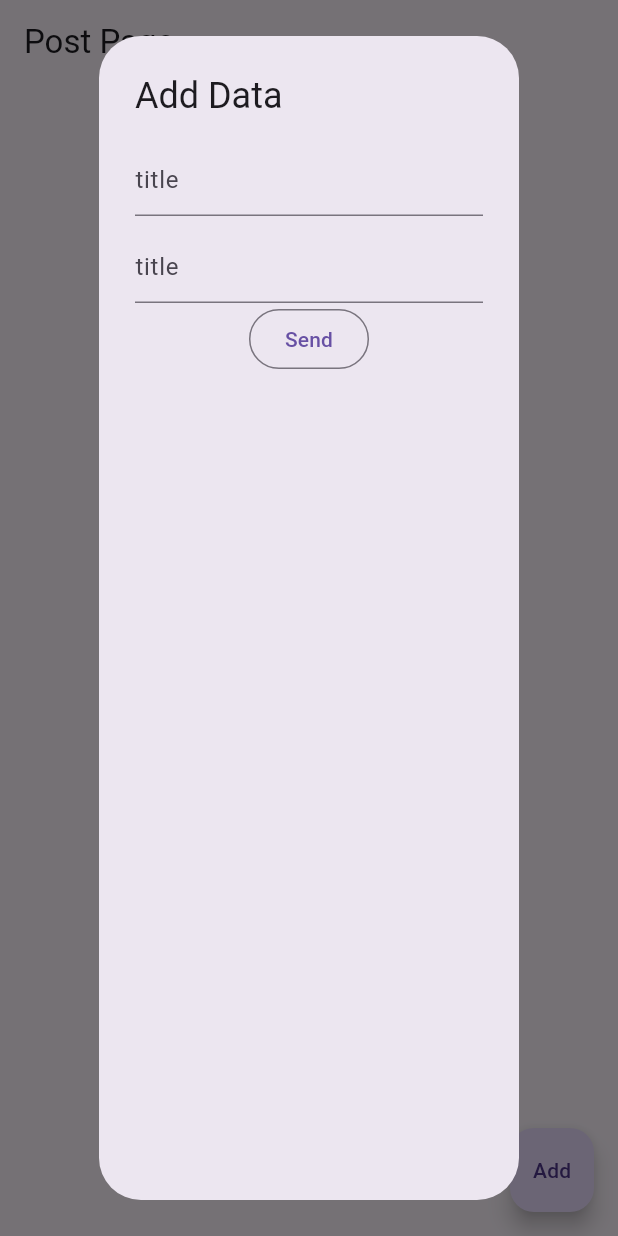
After one commit to nazmullhossain/simple_task, a Flutter app: the PostPages screen opened directly, after a tap on "Add", on a phone screen of 412 x 824 dp. The commit adds this screen. Run offline on Flutter 3.47's test engine with Material 3 defaults, Android fonts, the phone set to English and light mode, and no system bars; our stand-ins replace equatable, flutter_bloc, hydrated_bloc; network calls fail.

Commit message:
added post data in bloc pattern

```diff
--- /dev/null
+++ b/lib/bloc/post_bloc/post_bloc.dart
@@ -0,0 +1,35 @@
+import 'dart:convert';
+import 'package:flutter_bloc/flutter_bloc.dart';
+
+import 'package:meta/meta.dart';
+import 'package:http/http.dart' as http;
+import 'package:selectbutton/model/post_model.dart';
+import 'package:selectbutton/repo/post_repo.dart';
+
+part 'post_event.dart';
+part 'post_state.dart';
+
+class PostBloc extends Bloc<PostEvent, PostState> {
+  PostBloc() : super(PostInitial()) {
+    on<InitialEvent>(initialEvent);
+    on<AddPostEvent>(addPostEvent);
+
+  }
+
+  initialEvent(InitialEvent event, Emitter<PostState> emit) async {
+    emit(Loading());
+    List<PostModel> posts = await PostRepo().fetchData();
+    emit(PostFetchSucessState(postModel: posts));
+  }
+
+  addPostEvent(AddPostEvent event, Emitter<PostState> emit) async {
+  String name,body;
+    bool sucess = await PostRepo().addData(event.name,event.body);
+    print(sucess);
+    if (sucess) {
+      emit(PostsAddtionalScuessState());
+    } else {
+      emit(PostsAddtionalErrorState());
+    }
+  }
+}
--- /dev/null
+++ b/lib/bloc/post_bloc/post_event.dart
@@ -0,0 +1,13 @@
+part of 'post_bloc.dart';
+
+@immutable
+sealed class PostEvent {}
+
+
+class InitialEvent extends PostEvent{}
+
+class AddPostEvent extends PostEvent{
+  String name,body;
+  AddPostEvent({required this.body,required this.name});
+
+}
--- /dev/null
+++ b/lib/bloc/post_bloc/post_state.dart
@@ -0,0 +1,18 @@
+part of 'post_bloc.dart';
+
+@immutable
+sealed class PostState {}
+
+final class PostInitial extends PostState {}
+
+
+final class PostFetchSucessState extends PostState{
+
+  PostFetchSucessState({required this.postModel});
+  final List<PostModel>postModel;
+}
+class Loading extends PostState{}
+
+
+final class PostsAddtionalScuessState extends PostInitial{}
+final class PostsAddtionalErrorState extends PostInitial{}
--- /dev/null
+++ b/lib/data/todo_data.dart
@@ -0,0 +1,36 @@
+class TodoData {
+  final String? title;
+  final String? subtitle;
+  bool isDone=false;
+
+  TodoData({this.title, this.subtitle,required this.isDone});
+  TodoData copyWith({String? title, String? subtitle, bool? isDone}) {
+    return TodoData(
+      title: title ?? this.title,
+      subtitle: subtitle ?? this.subtitle,
+      isDone: isDone ?? this.isDone,
+    );
+  }
+
+  Map<String, dynamic> toJson() {
+    return {"title": title, "subtitle": subtitle, "isDone": isDone};
+  }
+
+  @override
+  String toString() {
+    return '''TodoData:{
+      title:$title\n
+      subtitle: $subtitle\n
+      isDone:$isDone\n
+
+
+  }''';
+  }
+
+  factory TodoData.fromJson(Map<String, dynamic> json) {
+    return TodoData(
+        title: json["title"],
+        subtitle: json["subtitle"],
+        isDone: json["isDone"]);
+  }
+}
--- /dev/null
+++ b/lib/model/post_model.dart
@@ -0,0 +1,24 @@
+class PostModel {
+  int? userId;
+  int? id;
+  String? title;
+  String? body;
+
+  PostModel({this.userId, this.id, this.title, this.body});
+
+  PostModel.fromJson(Map<String, dynamic> json) {
+    userId = json['userId'];
+    id = json['id'];
+    title = json['title'];
+    body = json['body'];
+  }
+
+  Map<String, dynamic> toJson() {
+    final Map<String, dynamic> data = new Map<String, dynamic>();
+    data['userId'] = this.userId;
+    data['id'] = this.id;
+    data['title'] = this.title;
+    data['body'] = this.body;
+    return data;
+  }
+}
--- /dev/null
+++ b/lib/pages/post_pages.dart
@@ -0,0 +1,87 @@
+import 'package:flutter/material.dart';
+import 'package:flutter_bloc/flutter_bloc.dart';
+import 'package:selectbutton/bloc/post_bloc/post_bloc.dart';
+import 'package:selectbutton/model/post_model.dart';
+
+class PostPages extends StatefulWidget {
+  const PostPages({super.key});
+
+  @override
+  State<PostPages> createState() => _PostPagesState();
+}
+
+class _PostPagesState extends State<PostPages> {
+  PostBloc postBloc = PostBloc();
+  TextEditingController titleController=TextEditingController();
+  TextEditingController bodyController=TextEditingController();
+
+  @override
+  void initState() {
+    // TODO: implement initState
+    super.initState();
+    postBloc.add(InitialEvent());
+  }
+
+  @override
+  Widget build(BuildContext context) {
+    return Scaffold(
+      appBar: AppBar(
+        title: Text("Post Page"),
+      ),
+      body: Padding(
+        padding: const EdgeInsets.all(10.0),
+        child: BlocBuilder<PostBloc, PostState>(
+          bloc: postBloc,
+          builder: (context, state) {
+            if (state is Loading) {
+              return Center(
+                child: CircularProgressIndicator(),
+              );
+            } else if (state is PostFetchSucessState) {
+              return ListView.builder(
+                  itemCount: state.postModel.length,
+                  itemBuilder: (context, index) {
+                    final data = state.postModel[index].title;
+                    return ListTile(
+                      title: Text(data.toString()),
+                    );
+                  });
+            } else {
+              return Container();
+            }
+          },
+        ),
+
+      ),
+      floatingActionButton: FloatingActionButton(onPressed: (){
+     showDialog(context: context, builder: (_){
+       return AlertDialog(
+         title: Text('Add Data'),
+         content: Column(
+           children: [
+            TextField(
+              controller: titleController,
+              decoration: InputDecoration(
+                hintText: "title"
+              ),
+            ),
+            SizedBox(height: 10,),
+            TextField(
+              controller: titleController,
+              decoration: InputDecoration(
+                hintText: "title"
+              ),
+            ),
+             OutlinedButton(onPressed: ()async{
+                postBloc.add(AddPostEvent(body: titleController.text, name: bodyController.text));
+               Navigator.of(context).pop();
+             }, child: Text("Send"))
+           ],
+         ),
+       );
+     });
+      },
+      child: Text("Add"),),
+    );
+  }
+}
--- /dev/null
+++ b/lib/repo/post_repo.dart
@@ -0,0 +1,61 @@
+
+import 'dart:convert';
+import 'package:flutter_bloc/flutter_bloc.dart';
+
+import 'package:meta/meta.dart';
+import 'package:http/http.dart' as http;
+
+import '../model/post_model.dart';
+
+class PostRepo{
+  Future<List<PostModel>>fetchData()async{
+    var client = http.Client();
+    List<PostModel> postModel = [];
+
+    try {
+
+      var response = await client
+          .get(Uri.parse("https://jsonplaceholder.typicode.com/posts"));
+      var result = jsonDecode(response.body);
+
+      for (int i = 0; i < result.length; i++) {
+        PostModel post = PostModel.fromJson(result[i]);
+        postModel.add(post);
+      }
+return postModel;
+
+      print(response.body);
+    } catch (e) {
+      print(e.toString());
+      return [];
+    }
+  }
+
+
+
+
+  Future<bool>addData(String title, String body)async {
+    var client = http.Client();
+
+
+    try {
+      var response = await client
+          .post(Uri.parse("https://jsonplaceholder.typicode.com/posts"),
+          body: {
+            "title": title,
+            "body": body,
+            "userId": "100",
+
+          });
+      var result = jsonDecode(response.body);
+      print(result);
+      if (response.statusCode >= 200 && response.statusCode <= 300) {
+        return true;
+      } else {
+        return false;
+      }
+    } catch (e) {
+      print(e.toString());
+      return false;
+    }
+  }}
```
Also changed, not shown: lib/bloc/todo_bloc.dart (added, +123 -0 lines), lib/bloc/todo_event.dart (added, +20 -0 lines), lib/bloc/todo_state.dart (added, +40 -0 lines), lib/main.dart (+42 -4 lines), lib/pages/todo_add_pages.dart (added, +77 -0 lines), pubspec.yaml (+9 -0 lines), lib/pages/crud_home.dart (added), pubspec.lock, 1 other file.
